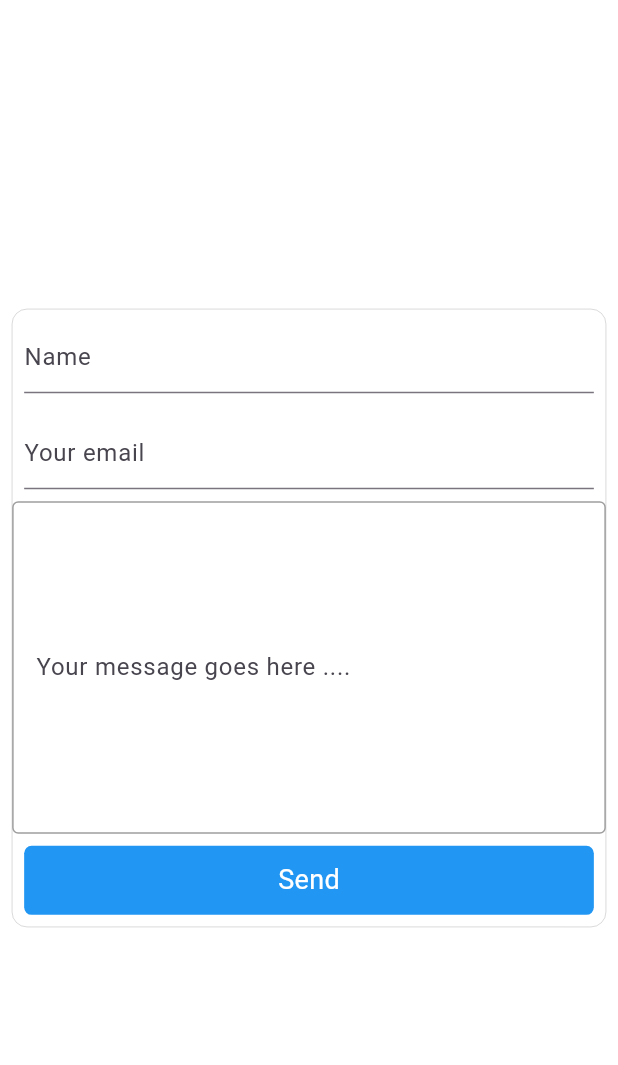
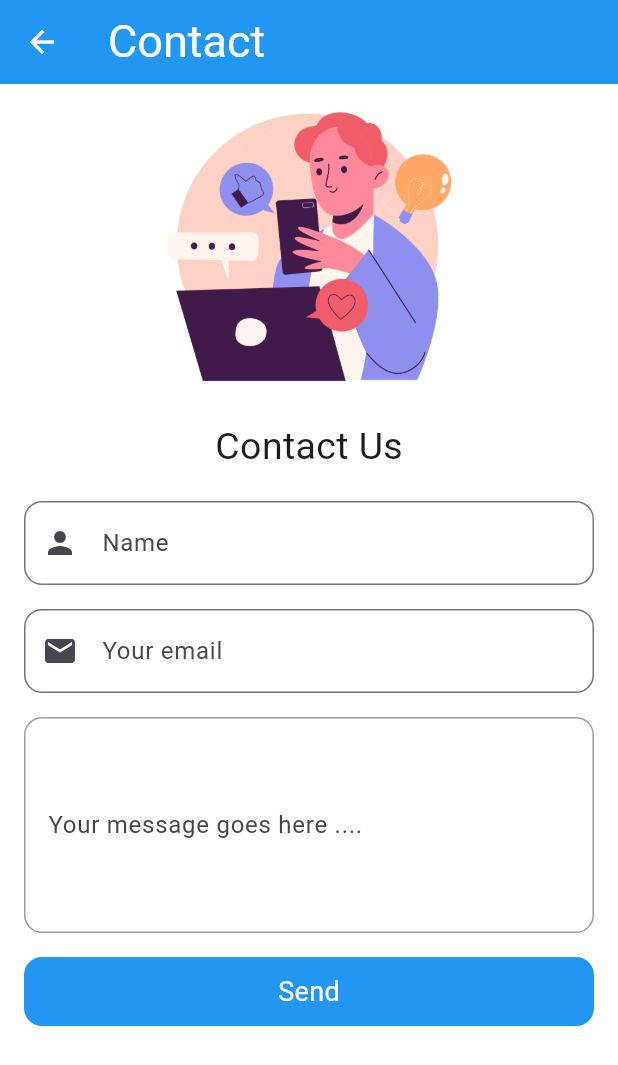
Before and after one commit to bilol-makhmudov/cvez, a Flutter app: the ContactScreen screen opened directly, on a phone screen of 412 x 824 dp. Shown: the top 1065 px of the screen. Run offline on Flutter 3.47's test engine with Material 3 defaults, Android fonts, the phone set to English and light mode, and no system bars; our stand-ins replace email_validator, equatable, flutter_bloc, image_picker, pdf; missing offline and left inert: flutter_file_dialog, mailer, month_year_picker; Roboto replaces fonts that are missing (Outfit).

Commit message:
Contact | Contact page design changed, and added data controller of variables.

```diff
--- a/lib/main.dart
+++ b/lib/main.dart
@@ -29,6 +29,7 @@ class MyApp extends StatelessWidget {
   @override
   Widget build(BuildContext context) {
     return MaterialApp(
+      debugShowCheckedModeBanner: false,
         onGenerateRoute: (RouteSettings settings) {
           if (settings.name == HomeScreen.routeName) {
             return MaterialPageRoute(builder: (context) => HomeScreen());
--- a/lib/src/views/contactScreen/ContactScreen.dart
+++ b/lib/src/views/contactScreen/ContactScreen.dart
@@ -1,9 +1,8 @@
+import 'package:email_validator/email_validator.dart';
 import 'package:flutter/cupertino.dart';
 import 'package:flutter/material.dart';
-
 import '../../models/Email.dart';
 import '../../services/emailSender.dart';
-import '../homeScreen/HomeScreen.dart';
 
 class ContactScreen extends StatefulWidget {
   const ContactScreen({super.key});
@@ -22,28 +21,77 @@ class _ContactScreenState extends State<ContactScreen> {
     double screenHeight = MediaQuery.of(context).size.height;
     double screenWidth = MediaQuery.of(context).size.width;
     return Scaffold(
-      body: Container(
+      appBar: AppBar(
+        iconTheme: const IconThemeData(
+          color: Colors.white,
+        ),
+        backgroundColor: Colors.blue,
+        title: const Align(
+          alignment: Alignment.topLeft,
+          child: Text(
+            "Contact",
+            style: TextStyle(
+                color: Colors.white, fontSize: 30, fontFamily: "Outfit"),
+          ),
+        ),
+      ),
+      body: SingleChildScrollView(
+        child: Container(
           height: screenHeight,
           width: screenWidth,
           color: Colors.white,
-        child: Center(
+          child: Column(
+            children: [
+              Padding(
+                padding: const EdgeInsets.all(8.0),
+                child: Row(
+                  mainAxisAlignment: MainAxisAlignment.center,
+                  children: [
+                    Image.asset(
+                      "assets/contact.png",
+                      height: 200,
+                      fit: BoxFit.contain,
+                    ),
+                  ],
+                ),
+              ),
+              Center(
                 child: Padding(
                   padding: const EdgeInsets.all(8.0),
                   child: Container(
                     height: screenHeight * 0.5,
                     width: screenWidth,
-              decoration: BoxDecoration(
-                  borderRadius: BorderRadius.circular(10),
-                  color: Colors.white,
-                  border: Border.all(width: 0.1, color: Colors.black)),
                     child: Column(
                       children: [
+                        Padding(
+                          padding:  EdgeInsets.only(bottom: 10),
+                          child: Row(
+                            mainAxisAlignment: MainAxisAlignment.center,
+                            children: [
+                              Text(
+                                  "Contact Us",
+                                style: TextStyle(
+                                  fontSize: 25,
+                                ),
+                              ),
+                            ],
+                          ),
+                        ),
                         Padding(
                           padding: EdgeInsets.all(8.0),
                           child: TextField(
                             textInputAction: TextInputAction.next,
                             controller: _nameController,
-                      decoration: InputDecoration(hintText: "Name"),
+                            decoration: InputDecoration(
+                              hintText: "Name",
+                              prefixIcon: const Icon(Icons.person),
+                              border: OutlineInputBorder(
+                                borderSide: const BorderSide(
+                                  color: Colors.grey,
+                                ),
+                                borderRadius: BorderRadius.circular(12.0),
+                              ),
+                            ),
                           ),
                         ),
                         Padding(
@@ -51,16 +99,27 @@ class _ContactScreenState extends State<ContactScreen> {
                           child: TextField(
                             textInputAction: TextInputAction.next,
                             controller: _emailController,
-                      decoration: InputDecoration(hintText: "Your email"),
+                            decoration: InputDecoration(
+                                hintText: "Your email",
+                              prefixIcon: const Icon(Icons.email),
+                              border: OutlineInputBorder(
+                                borderSide: const BorderSide(
+                                  color: Colors.grey,
+                                ),
+                                borderRadius: BorderRadius.circular(12.0),
+                              ),
+                            ),
                           ),
                         ),
                         Expanded(
+                          child: Padding(
+                            padding: const EdgeInsets.all(8.0),
                             child: TextField(
                               controller: _messageController,
                               expands: true,
                               maxLines: null,
                               minLines: null,
-                      decoration: InputDecoration(
+                              decoration:  InputDecoration(
                                 hintText: "Your message goes here ....",
                                 border: OutlineInputBorder(
                                   borderSide: BorderSide(
@@ -73,11 +132,13 @@ class _ContactScreenState extends State<ContactScreen> {
                                     color: Colors.grey,
                                     width: 1.0,
                                   ),
+                                  borderRadius: BorderRadius.circular(12.0),
                                 ),
                                 focusedBorder: OutlineInputBorder(
                                   borderSide: BorderSide(
                                     color: Colors.blue,
                                     width: 1.0,
+                                  ),
                                 ),
                               ),
                             ),
@@ -104,21 +165,32 @@ class _ContactScreenState extends State<ContactScreen> {
                                 isHTML: false,
                               );
 
+                              if(_nameController.text.isNotEmpty && _emailController.text.isNotEmpty && _messageController.text.isNotEmpty){
+
+                                if(EmailValidator.validate(_emailController.text)){
                                   await emailSender(emailToSend);
 
-                        ScaffoldMessenger.of(context).showSnackBar(
-                          SnackBar(
-                              content: Text('Feedback sent successfully!')),
-                        );
-                      } catch (e) {}
+                                  _showMessage(context, 'Feedback sent successfully!');
                                   Navigator.pop(context);
+                                } else {
+                                  _showMessage(context, 'Please enter a valid e-mail address!');
+                                }
+
+                              } else {
+                                _showMessage(context, 'Please enter the your name, e-mail and message!');
+                              }
+
+                            } catch (e) {
+                              print("Error: $e");
+                            }
+
                           }),
                           child: Padding(
                             padding: const EdgeInsets.all(8.0),
                             child: Container(
                               decoration: BoxDecoration(
                                   color: Colors.blue,
-                            borderRadius: BorderRadius.circular(5)),
+                                  borderRadius: BorderRadius.circular(12)),
                               padding: const EdgeInsets.all(10.0),
                               child: Center(
                                 child: Text(
@@ -134,7 +206,17 @@ class _ContactScreenState extends State<ContactScreen> {
                   ),
                 ),
               ),
+            ],
+          ),
+        ),
       ),
     );
   }
 }
+
+void _showMessage(BuildContext context,String message){
+  ScaffoldMessenger.of(context).showSnackBar(
+    SnackBar(
+        content: Text(message)),
+  );
+}
--- a/lib/src/views/fillingScreen/FillingScreen.dart
+++ b/lib/src/views/fillingScreen/FillingScreen.dart
@@ -26,6 +26,9 @@ class _FillingScreenState extends State<FillingScreen> {
       return Scaffold(
         resizeToAvoidBottomInset: false,
         appBar: AppBar(
+          iconTheme: const IconThemeData(
+            color: Colors.white,
+          ),
           backgroundColor: Colors.blue,
           title: const Align(
             alignment: Alignment.topLeft,
--- a/lib/src/views/homeScreen/HomeScreen.dart
+++ b/lib/src/views/homeScreen/HomeScreen.dart
@@ -12,6 +12,9 @@ class HomeScreen extends StatelessWidget {
     return SafeArea(
       child: Scaffold(
         appBar: AppBar(
+          iconTheme: const IconThemeData(
+            color: Colors.white,
+          ),
           backgroundColor: Colors.blue,
           title: const Align(
             alignment: Alignment.topLeft,
--- a/pubspec.yaml
+++ b/pubspec.yaml
@@ -46,6 +46,7 @@ dependencies:
   flutter_file_dialog: ^3.0.2
   mailer: ^6.1.0
   month_year_picker: ^0.3.0+1
+  email_validator: ^2.0.1
 
 dev_dependencies:
   flutter_test:
```
Also changed, not shown: assets/contact.png (added), pubspec.lock. Lines whose indentation alone changed are shown as unchanged.
